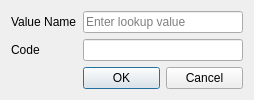
Above: ui/wizard/ui_lookup_value.ui from gltn/stdm before the change. Below: the same form after it.
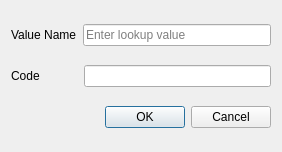
That is the form after the change.

What changed in the file:
```diff
--- a/ui/wizard/ui_lookup_value.ui
+++ b/ui/wizard/ui_lookup_value.ui
@@ -6,15 +6,26 @@
    <rect>
     <x>0</x>
     <y>0</y>
-    <width>249</width>
-    <height>95</height>
+    <width>282</width>
+    <height>152</height>
    </rect>
   </property>
+  <property name="sizePolicy">
+   <sizepolicy hsizetype="MinimumExpanding" vsizetype="Preferred">
+    <horstretch>0</horstretch>
+    <verstretch>0</verstretch>
+   </sizepolicy>
+  </property>
   <property name="windowTitle">
    <string>Lookup value</string>
   </property>
-  <layout class="QFormLayout" name="formLayout">
-   <item row="0" column="0">
+  <layout class="QVBoxLayout" name="verticalLayout_2">
+   <item>
+    <layout class="QVBoxLayout" name="notif_bar"/>
+   </item>
+   <item>
+    <layout class="QHBoxLayout" name="horizontalLayout">
+     <item>
     <widget class="QLabel" name="label">
      <property name="minimumSize">
       <size>
@@ -27,21 +38,41 @@
      </property>
     </widget>
    </item>
-   <item row="0" column="1">
+     <item>
     <widget class="QLineEdit" name="edtValue">
      <property name="placeholderText">
       <string>Enter lookup value</string>
      </property>
     </widget>
    </item>
-   <item row="1" column="0">
+    </layout>
+   </item>
+   <item>
+    <layout class="QHBoxLayout" name="horizontalLayout_2">
+     <item>
     <widget class="QLabel" name="label_2">
      <property name="text">
       <string>Code</string>
      </property>
     </widget>
    </item>
-   <item row="1" column="1">
+     <item>
+      <spacer name="horizontalSpacer">
+       <property name="orientation">
+        <enum>Qt::Horizontal</enum>
+       </property>
+       <property name="sizeType">
+        <enum>QSizePolicy::Fixed</enum>
+       </property>
+       <property name="sizeHint" stdset="0">
+        <size>
+         <width>38</width>
+         <height>20</height>
+        </size>
+       </property>
+      </spacer>
+     </item>
+     <item>
     <widget class="QLineEdit" name="edtCode">
      <property name="maximumSize">
       <size>
@@ -51,7 +82,9 @@
      </property>
     </widget>
    </item>
-   <item row="2" column="1">
+    </layout>
+   </item>
+   <item>
     <widget class="QDialogButtonBox" name="buttonBox">
      <property name="orientation">
       <enum>Qt::Horizontal</enum>
```
Lines whose indentation alone changed are shown as unchanged.
